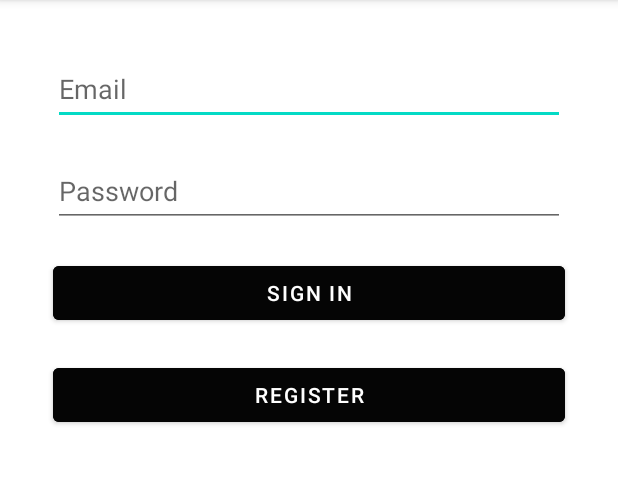
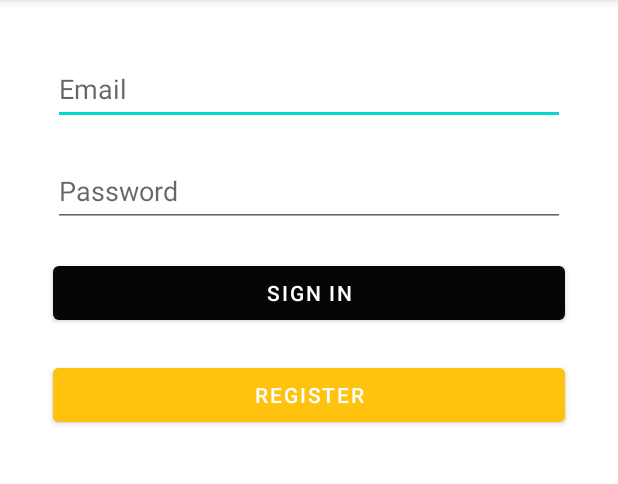
Before and after one commit to youssefshawkat/shoppingapp, an Android app: the screen it shows after launch (MainActivity), on a phone screen of 412 x 824 dp, the part 84-568 px from its top. Run offline under Robolectric (Android 15) with nearby library versions, the phone set to English and light mode, and no system bars.

Commit message:
Design Enhancements.

```diff
--- a/app/src/main/res/layout/activity_main.xml
+++ b/app/src/main/res/layout/activity_main.xml
@@ -42,7 +42,6 @@
         android:layout_height="wrap_content"
         android:layout_margin="10dp"
         android:layout_marginTop="20dp"
-        android:backgroundTint="#050505"
         android:text="@string/sign_in_btn_txt" />
 
     <Button
@@ -52,7 +51,7 @@
         android:layout_height="wrap_content"
         android:layout_margin="10dp"
 
-        android:backgroundTint="#050505"
+        android:backgroundTint="#FFC30F"
         android:text="@string/register_btn_txt" />
 
 
```
Also changed, not shown: app/src/main/res/layout/activity_registration.xml (+6 -6 lines).
